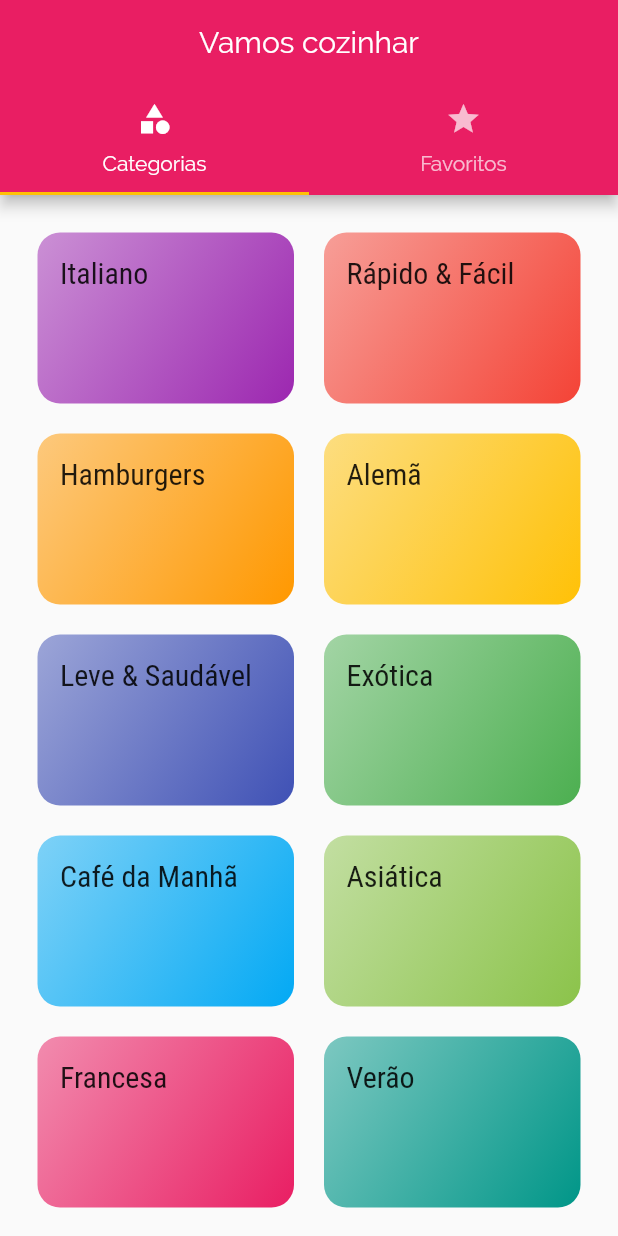
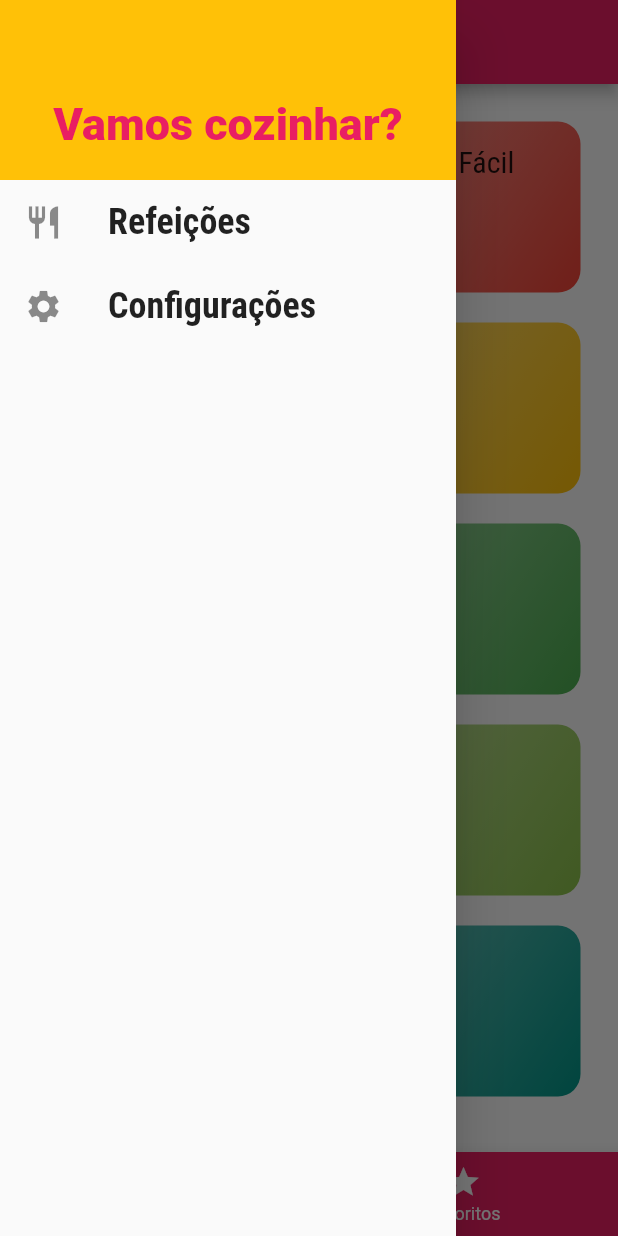
Before and after one commit to ismaelpedro/app_refeicoes, a Flutter app: the screen it shows after launch, with the side drawer open (before the commit the screen has no drawer), on a phone screen of 412 x 824 dp. Run offline on Flutter 3.47's test engine with Material 2 defaults, Android fonts, the phone set to English and light mode, and no system bars.

Commit message:
Conclusao do projeto

```diff
--- /dev/null
+++ b/lib/components/main_drawer.dart
@@ -0,0 +1,57 @@
+import 'package:flutter/material.dart';
+import '../utils/app_routes.dart';
+
+class MainDrawer extends StatelessWidget {
+  @override
+  Widget build(BuildContext context) {
+    Widget _createItem(IconData icon, String label, Function onTap) {
+      return ListTile(
+        leading: Icon(
+          icon,
+          size: 26,
+        ),
+        title: Text(
+          label,
+          style: TextStyle(
+              fontFamily: 'RobotoCondensed',
+              fontSize: 24,
+              fontWeight: FontWeight.bold),
+        ),
+        onTap: onTap,
+      );
+    }
+
+    return Drawer(
+      child: Column(
+        children: [
+          Container(
+            height: 120,
+            width: double.infinity,
+            padding: EdgeInsets.all(20),
+            color: Theme.of(context).accentColor,
+            alignment: Alignment.bottomCenter,
+            child: Text(
+              'Vamos cozinhar?',
+              style: TextStyle(
+                fontWeight: FontWeight.w900,
+                fontSize: 30,
+                color: Theme.of(context).primaryColor,
+              ),
+            ),
+          ),
+          _createItem(
+            Icons.restaurant,
+            'Refeições',
+            () => Navigator.of(context).pushReplacementNamed(AppRoutes.HOME),
+          ),
+          _createItem(
+            Icons.settings,
+            'Configurações',
+            () =>
+                Navigator.of(context).pushReplacementNamed(AppRoutes.SETTINGS),
+          ),
+        ],
+      ),
+    );
+  }
+}
--- a/lib/main.dart
+++ b/lib/main.dart
@@ -1,14 +1,50 @@
 import 'package:flutter/material.dart';
 import 'package:refeicoes/screens/meal_detail.dart';
-import 'screens/categories_screen.dart';
 import 'screens/categories_meals.dart';
 import 'utils/app_routes.dart';
 import 'screens/meal_detail.dart';
 import 'screens/tabs_screen.dart';
+import 'screens/settings_screen.dart';
+import 'models/meal.dart';
+import 'data/dummy_data.dart';
+import 'models/settings.dart';
 
 void main() => runApp(MyApp());
 
-class MyApp extends StatelessWidget {
+class _MyAppState extends State<MyApp> {
+  Settings settings = Settings();
+  List<Meal> _avaiableMeals = DUMMY_MEALS;
+  List<Meal> _favoriteMeals = [];
+
+  void _filterMeals(Settings settings) {
+    setState(() {
+      this.settings = settings;
+
+      _avaiableMeals = DUMMY_MEALS.where((meal) {
+        final filterGluten = settings.isGlutenFree && !meal.isGlutenFree;
+        final filterLactose = settings.isLactoseFree && !meal.isLactoseFree;
+        final filterisVegan = settings.isVegan && !meal.isVegan;
+        final filterVegetarian = settings.isVegetarian && !meal.isVegetarian;
+        return !filterGluten &&
+            !filterLactose &&
+            !filterisVegan &&
+            !filterVegetarian;
+      }).toList();
+    });
+  }
+
+  void _toggleFavorite(Meal meal) {
+    setState(() {
+      _favoriteMeals.contains(meal)
+          ? _favoriteMeals.remove(meal)
+          : _favoriteMeals.add(meal);
+    });
+  }
+
+  bool _isFavorite(Meal meal) {
+    return _favoriteMeals.contains(meal);
+  }
+
   @override
   Widget build(BuildContext context) {
     return MaterialApp(
@@ -25,10 +61,23 @@ class MyApp extends StatelessWidget {
       ),
       debugShowCheckedModeBanner: false,
       routes: {
-        AppRoutes.HOME: (context) => TabsScreen(),
-        AppRoutes.CATEGORIES_MEALS: (context) => CategoriesMeals(),
-        AppRoutes.MEAL_DETAIL: (context) => MealDetail(),
+        AppRoutes.HOME: (context) => TabsScreen(_favoriteMeals),
+        AppRoutes.CATEGORIES_MEALS: (context) =>
+            CategoriesMeals(_avaiableMeals),
+        AppRoutes.MEAL_DETAIL: (context) => MealDetail(
+              _toggleFavorite,
+              _isFavorite,
+            ),
+        AppRoutes.SETTINGS: (context) => SettingsScreen(
+              settings,
+              _filterMeals,
+            ),
       },
     );
   }
 }
+
+class MyApp extends StatefulWidget {
+  @override
+  _MyAppState createState() => _MyAppState();
+}
--- /dev/null
+++ b/lib/models/settings.dart
@@ -0,0 +1,13 @@
+class Settings {
+  bool isGlutenFree;
+  bool isLactoseFree;
+  bool isVegan;
+  bool isVegetarian;
+
+  Settings({
+    this.isGlutenFree = false,
+    this.isLactoseFree = false,
+    this.isVegan = false,
+    this.isVegetarian = false,
+  });
+}
--- a/lib/screens/tabs_screen.dart
+++ b/lib/screens/tabs_screen.dart
@@ -1,36 +1,70 @@
 import 'package:flutter/material.dart';
 import 'categories_screen.dart';
 import 'favorite.dart';
+import '../components/main_drawer.dart';
+import '../models/meal.dart';
 
-class TabsScreen extends StatelessWidget {
+class _TabsScreenState extends State<TabsScreen> {
+  int _selectedScreenIndex = 0;
+
+  List<Map<String, Object>> screens;
+
+  @override
+  void initState() {
+    super.initState();
+    screens = [
+      {
+        'title': 'Lista de Categorias',
+        'screen': CategoriesScreen(),
+      },
+      {
+        'title': 'Meus favoritos',
+        'screen': Favorite(widget.favoriteMeals),
+      },
+    ];
+  }
+
+  selectScreen(int index) {
+    setState(() {
+      _selectedScreenIndex = index;
+    });
+  }
+
   @override
   Widget build(BuildContext context) {
-    return DefaultTabController(
-      length: 2,
-      child: Scaffold(
-        appBar: AppBar(
-          title: Text('Vamos cozinhar'),
-          centerTitle: true,
-          bottom: TabBar(
-            tabs: [
-              Tab(
-                icon: Icon(Icons.category),
-                text: 'Categorias',
-              ),
-              Tab(
-                icon: Icon(Icons.star),
-                text: 'Favoritos',
-              )
-            ],
+    return Scaffold(
+      appBar: AppBar(
+        title: Text(screens[_selectedScreenIndex]['title']),
+        centerTitle: true,
+      ),
+      drawer: MainDrawer(),
+      body: screens[_selectedScreenIndex]['screen'],
+      bottomNavigationBar: BottomNavigationBar(
+        onTap: selectScreen,
+        unselectedItemColor: Colors.white,
+        selectedItemColor: Theme.of(context).accentColor,
+        backgroundColor: Theme.of(context).primaryColor,
+        currentIndex: _selectedScreenIndex,
+        items: [
+          BottomNavigationBarItem(
+            icon: Icon(Icons.category),
+            label: 'Categorias',
           ),
-        ),
-        body: TabBarView(
-          children: [
-            CategoriesScreen(),
-            Favorite(),
-          ],
-        ),
+          BottomNavigationBarItem(
+            icon: Icon(Icons.star),
+            label: 'Favoritos',
+          ),
+        ],
       ),
     );
   }
 }
+
+class TabsScreen extends StatefulWidget {
+  final List<Meal> favoriteMeals;
+
+  TabsScreen(this.favoriteMeals);
+
+  @override
+  _TabsScreenState createState() => _TabsScreenState();
+}
--- a/lib/utils/app_routes.dart
+++ b/lib/utils/app_routes.dart
@@ -2,5 +2,5 @@ class AppRoutes {
   static const HOME = '/';
   static const CATEGORIES_MEALS = '/categories-meals';
   static const MEAL_DETAIL = '/meal-detail';
-
+  static const SETTINGS = '/settings';
 }
```
Also changed, not shown: lib/screens/categories_meals.dart (+7 -2 lines), lib/screens/favorite.dart (+18 -3 lines), lib/screens/meal_detail.dart (+24 -6 lines), lib/screens/settings_screen.dart (added, +101 -0 lines).
